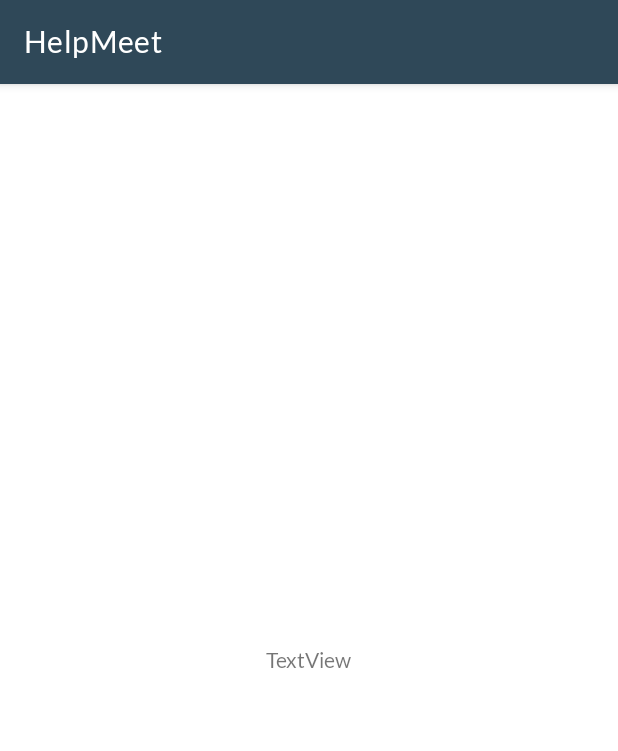
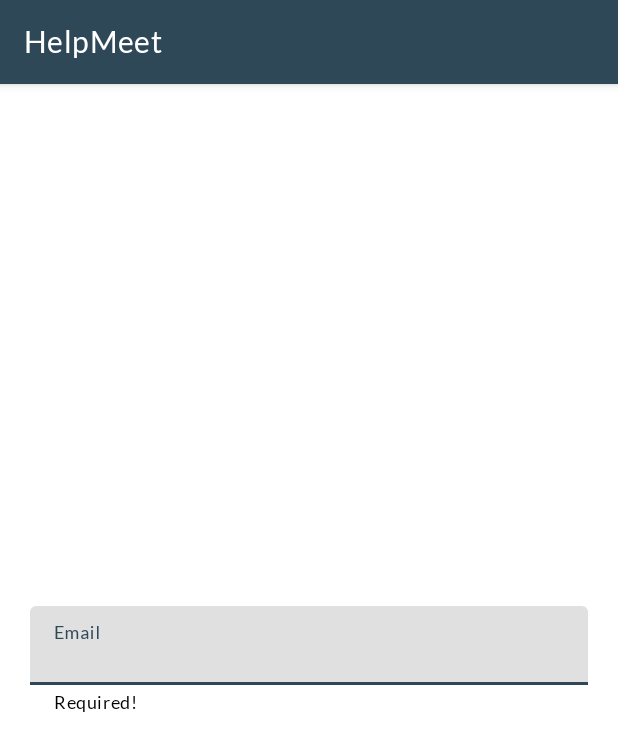
Before and after one commit to Hibecode/HelpMeet, an Android app: the TestActivity screen opened directly, with no data from a screen before it, on a phone screen of 412 x 824 dp. Shown: the top 751 px of the screen. Run offline under Robolectric (Android 15) with nearby library versions, the phone set to English and light mode, and no system bars; network calls fail; Roboto replaces fonts that are not available here; 1 statement that could not run was skipped.

Commit message:
Add space for helper text in layout by using wrap_content for height

```diff
--- a/app/src/main/res/layout/test_page.xml
+++ b/app/src/main/res/layout/test_page.xml
@@ -5,13 +5,23 @@
     android:layout_width="match_parent"
     android:layout_height="match_parent">
 
-    <TextView
-        android:id="@+id/test_text"
-        android:layout_width="wrap_content"
-        android:layout_height="wrap_content"
-        android:text="TextView"
+    <com.google.android.material.textfield.TextInputLayout
+        android:layout_width="372dp"
+        android:layout_height="72dp"
+        android:layout_marginStart="16dp"
+        android:layout_marginEnd="16dp"
+        android:hint="Email"
+        app:helperText="Required!"
+        app:helperTextTextColor="@color/black"
         app:layout_constraintBottom_toBottomOf="parent"
         app:layout_constraintEnd_toEndOf="parent"
         app:layout_constraintStart_toStartOf="parent"
-        app:layout_constraintTop_toTopOf="parent" />
+        app:layout_constraintTop_toTopOf="parent">
+
+        <com.google.android.material.textfield.TextInputEditText
+            android:layout_width="match_parent"
+            android:layout_height="wrap_content" />
+    </com.google.android.material.textfield.TextInputLayout>
+
+
 </androidx.constraintlayout.widget.ConstraintLayout>
--- a/app/src/main/res/values/dimens.xml
+++ b/app/src/main/res/values/dimens.xml
@@ -1,6 +1,6 @@
 <?xml version="1.0" encoding="utf-8"?>
 <resources>
     <dimen name="textInputCornerRadius">8dp</dimen>
-    <dimen name="textInputWidth">64dp</dimen>
+    <dimen name="textInputWidth">70dp</dimen>
     <dimen name="textSize">20sp</dimen>
 </resources>
```
Also changed, not shown: app/src/main/res/layout/activity_estate_registration.xml (+6 -6 lines).
